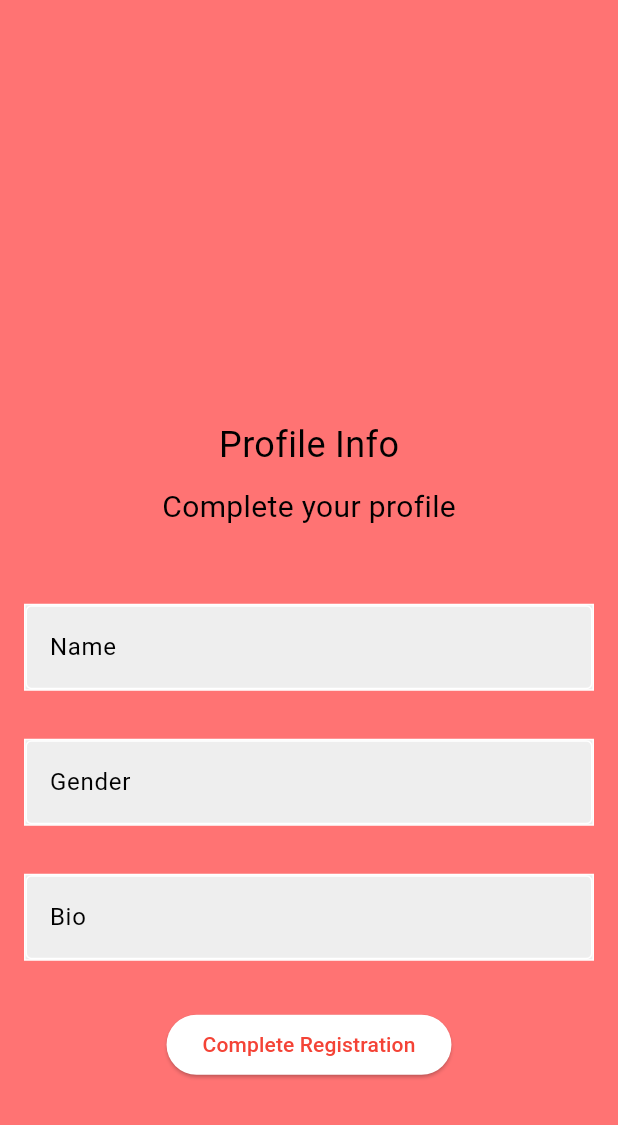
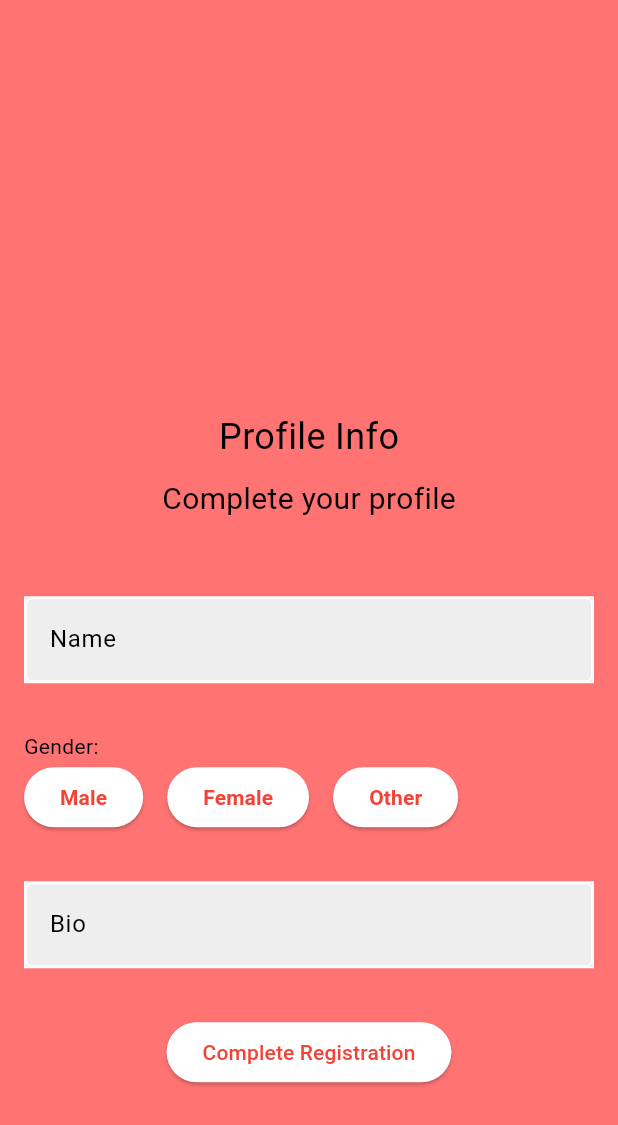
Before and after one commit to RyanSchmit/Mile-High-Matches, a Flutter app: the InfoPage screen opened directly, on a phone screen of 412 x 824 dp. Shown: the top 1125 px of the screen. Run offline on Flutter 3.47's test engine with Material 3 defaults, Android fonts, the phone set to English and light mode, and no system bars; our stand-ins replace cloud_firestore, firebase_auth, firebase_core, swipe_cards; accounts and stored records are empty; network calls fail.

Commit message:
Changed to push to different pages and gender controller into buttons

```diff
--- a/lib/main.dart
+++ b/lib/main.dart
@@ -42,6 +42,7 @@ class _MyAppState extends State<MyApp> {
 
     return MaterialApp(
         theme: ThemeData(
+            // Change to const Color.fromRGBO(255, 115, 115, 1)
             colorScheme: ColorScheme.fromSwatch(primarySwatch: Colors.red)),
         title: "Mile High Matches",
         home: DefaultTabController(
--- a/lib/pages/info.dart
+++ b/lib/pages/info.dart
@@ -63,18 +63,12 @@ class _InfoPageState extends State<InfoPage> {
                 const SizedBox(height: 32.0),
 
                 // Gender
-                Container(
-                  decoration: BoxDecoration(
-                      color: Colors.grey[200],
-                      border: Border.all(color: Colors.white)),
-                  child: TextField(
-                    cursorColor: Colors.black,
-                    controller: _genderController,
-                    decoration: const InputDecoration(
-                        border: OutlineInputBorder(),
-                        labelText: "Gender",
-                        labelStyle: TextStyle(color: Colors.black)),
-                  ),
+                Column(
+                  children: [
+                    const Align(
+                        alignment: Alignment.topLeft, child: Text("Gender: ")),
+                    GenderButtons(controller: _genderController),
+                  ],
                 ),
                 const SizedBox(height: 32.0),
 
@@ -98,10 +92,12 @@ class _InfoPageState extends State<InfoPage> {
                 // Sign up button
                 ElevatedButton(
                   onPressed: () async {
-                    await addUserData();
-                    setState(() {
-                      main();
-                    });
+                    await addUserData().then(
+                      (value) => Navigator.push(
+                        context,
+                        MaterialPageRoute(builder: (context) => const MyApp()),
+                      ),
+                    );
                   },
                   child: const Text('Complete Registration'),
                 ),
@@ -113,3 +109,97 @@ class _InfoPageState extends State<InfoPage> {
     );
   }
 }
+
+class GenderButtons extends StatefulWidget {
+  final TextEditingController controller;
+
+  const GenderButtons({super.key, required this.controller});
+
+  @override
+  State<GenderButtons> createState() => _GenderButtonsState();
+}
+
+class _GenderButtonsState extends State<GenderButtons> {
+  bool selectedMale = false;
+  bool selectedFemale = false;
+  bool selectedOther = false;
+
+  @override
+  Widget build(BuildContext context) {
+    return Row(
+      children: [
+        // Male
+        Padding(
+          padding: const EdgeInsets.only(right: 16.0),
+          child: ElevatedButton(
+            onPressed: () {
+              widget.controller.text = "Male";
+              selectedMale = true;
+              selectedFemale = false;
+              selectedOther = false;
+              setState(() {
+                GenderButtons;
+              });
+            },
+            style: ElevatedButton.styleFrom(
+                backgroundColor: selectedMale ? Colors.red : Colors.white),
+            child: Text(
+              "Male",
+              style: TextStyle(
+                  fontWeight: FontWeight.bold,
+                  color: selectedMale ? Colors.white : Colors.red),
+            ),
+          ),
+        ),
+
+        // Female
+        Padding(
+          padding: const EdgeInsets.only(right: 16.0),
+          child: ElevatedButton(
+            onPressed: () {
+              widget.controller.text = "Female";
+              selectedFemale = true;
+              selectedMale = false;
+              selectedOther = false;
+              setState(() {
+                GenderButtons;
+              });
+            },
+            style: ElevatedButton.styleFrom(
+                backgroundColor: selectedFemale ? Colors.red : Colors.white),
+            child: Text(
+              "Female",
+              style: TextStyle(
+                  fontWeight: FontWeight.bold,
+                  color: selectedFemale ? Colors.white : Colors.red),
+            ),
+          ),
+        ),
+
+        // Other
+        Padding(
+          padding: const EdgeInsets.only(right: 16.0),
+          child: ElevatedButton(
+            onPressed: () {
+              widget.controller.text = "Other";
+              selectedOther = true;
+              selectedMale = false;
+              selectedFemale = false;
+              setState(() {
+                GenderButtons;
+              });
+            },
+            style: ElevatedButton.styleFrom(
+                backgroundColor: selectedOther ? Colors.red : Colors.white),
+            child: Text(
+              "Other",
+              style: TextStyle(
+                  fontWeight: FontWeight.bold,
+                  color: selectedOther ? Colors.white : Colors.red),
+            ),
+          ),
+        ),
+      ],
+    );
+  }
+}
```
Also changed, not shown: lib/pages/chat.dart (+21 -12 lines), lib/pages/login.dart (+6 -5 lines), lib/pages/profile.dart (+13 -6 lines), lib/pages/register.dart (+8 -4 lines).
